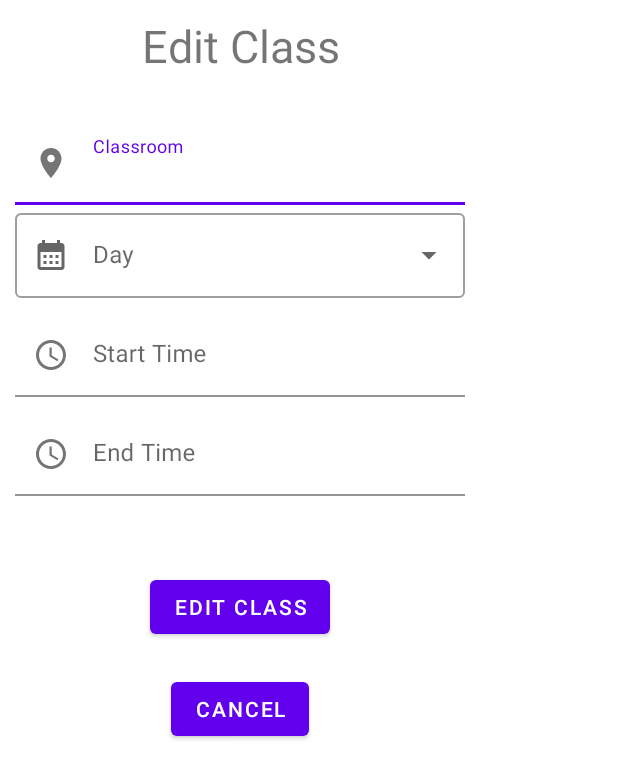
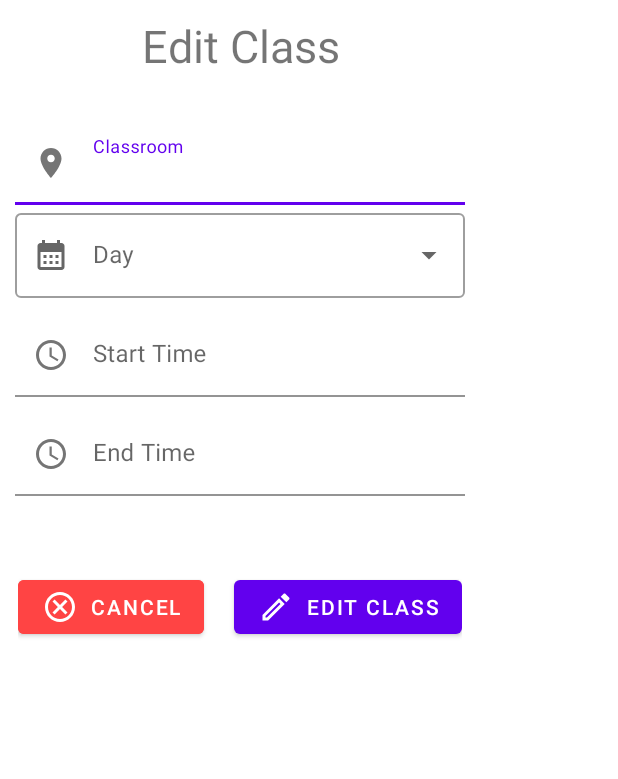
Before and after one commit to net0218game/ClassMate-HYPE, an Android app: the layout activity_dialog.xml on its own in the app's theme, with its tools: preview values and no code run, on a phone screen of 412 x 824 dp. Shown: the top 779 px of the screen. Run offline under Robolectric (Android 15) with nearby library versions, the phone set to English and light mode, and no system bars.

Commit message:
Edit Class

```diff
--- a/ClassMate/app/src/main/java/com/example/classmate/ui/timetablefragment/DailyTimetableFragment.java
+++ b/ClassMate/app/src/main/java/com/example/classmate/ui/timetablefragment/DailyTimetableFragment.java
@@ -96,7 +96,8 @@ public class DailyTimetableFragment extends Fragment {
                             ora.add(5, Objects.requireNonNull(classDataSnapshot.child("start").getValue()).toString());
                             ora.add(6, Objects.requireNonNull(classDataSnapshot.child("end").getValue()).toString());
                             ora.add(7, Objects.requireNonNull(snapshot.child("Subjects/" + user.getUid() + "/" + classDataSnapshot.child("subject").getValue()).child("color").getValue()).toString());
-                            ora.add(8, Objects.requireNonNull(snapshot.child("Classes/" + user.getUid())).toString());
+                            ora.add(8, Objects.requireNonNull(classDataSnapshot.child("subject").getRef().getParent().getKey()).toString());
+
 
                             Log.d("orarend", "Egyezes" + days[tabLayout.getSelectedTabPosition()] + ora);
                             orak.add(ora);
--- /dev/null
+++ b/ClassMate/app/src/main/res/drawable/outline_cancel_24.xml
@@ -0,0 +1,5 @@
+<vector android:height="24dp" android:tint="#000000"
+    android:viewportHeight="24" android:viewportWidth="24"
+    android:width="24dp" xmlns:android="http://schemas.android.com/apk/res/android">
+    <path android:fillColor="@android:color/white" android:pathData="M12,2C6.47,2 2,6.47 2,12s4.47,10 10,10 10,-4.47 10,-10S17.53,2 12,2zM12,20c-4.41,0 -8,-3.59 -8,-8s3.59,-8 8,-8 8,3.59 8,8 -3.59,8 -8,8zM15.59,7L12,10.59 8.41,7 7,8.41 10.59,12 7,15.59 8.41,17 12,13.41 15.59,17 17,15.59 13.41,12 17,8.41z"/>
+</vector>
--- /dev/null
+++ b/ClassMate/app/src/main/res/drawable/outline_edit_24.xml
@@ -0,0 +1,5 @@
+<vector android:height="24dp" android:tint="#000000"
+    android:viewportHeight="24" android:viewportWidth="24"
+    android:width="24dp" xmlns:android="http://schemas.android.com/apk/res/android">
+    <path android:fillColor="@android:color/white" android:pathData="M14.06,9.02l0.92,0.92L5.92,19L5,19v-0.92l9.06,-9.06M17.66,3c-0.25,0 -0.51,0.1 -0.7,0.29l-1.83,1.83 3.75,3.75 1.83,-1.83c0.39,-0.39 0.39,-1.02 0,-1.41l-2.34,-2.34c-0.2,-0.2 -0.45,-0.29 -0.71,-0.29zM14.06,6.19L3,17.25L3,21h3.75L17.81,9.94l-3.75,-3.75z"/>
+</vector>
--- a/ClassMate/app/src/main/res/layout/activity_add_class.xml
+++ b/ClassMate/app/src/main/res/layout/activity_add_class.xml
@@ -32,6 +32,7 @@
             android:layout_width="match_parent"
             android:layout_height="wrap_content"
             android:clickable="true"
+            android:editable="false"
             tools:ignore="KeyboardInaccessibleWidget" />
     </com.google.android.material.textfield.TextInputLayout>
 
@@ -64,6 +65,7 @@
             android:layout_width="match_parent"
             android:layout_height="wrap_content"
             android:clickable="true"
+            android:editable="false"
             tools:ignore="KeyboardInaccessibleWidget" />
     </com.google.android.material.textfield.TextInputLayout>
 
--- a/ClassMate/app/src/main/res/layout/activity_dialog.xml
+++ b/ClassMate/app/src/main/res/layout/activity_dialog.xml
@@ -48,6 +48,7 @@
             android:layout_width="match_parent"
             android:layout_height="wrap_content"
             android:clickable="true"
+            android:editable="false"
             tools:ignore="KeyboardInaccessibleWidget" />
     </com.google.android.material.textfield.TextInputLayout>
 
@@ -121,21 +122,6 @@
             android:text="8:40" />
     </LinearLayout>
 
-    <Button
-        android:id="@+id/editClassButton"
-        android:layout_width="wrap_content"
-        android:layout_height="wrap_content"
-        android:layout_marginTop="50dp"
-        android:layout_marginBottom="20dp"
-        android:text="Edit Class" />
-
-    <Button
-        android:id="@+id/cancelEditButton"
-        android:layout_width="wrap_content"
-        android:layout_height="wrap_content"
-        android:layout_marginBottom="20dp"
-        android:text="Cancel" />
-
     <ProgressBar
         android:id="@+id/addClassLoading"
         android:layout_width="wrap_content"
@@ -150,4 +136,36 @@
         app:layout_constraintTop_toTopOf="parent"
         app:layout_constraintVertical_bias="0.3" />
 
+    <LinearLayout
+        android:layout_width="wrap_content"
+        android:layout_height="wrap_content"
+        android:layout_marginTop="50dp"
+        android:orientation="horizontal">
+
+        <Button
+            android:id="@+id/cancelEditButton"
+            android:layout_width="wrap_content"
+            android:layout_height="wrap_content"
+            android:layout_gravity="start"
+            android:layout_marginBottom="20dp"
+            android:backgroundTint="@android:color/holo_red_light"
+            android:drawableLeft="@drawable/outline_cancel_24"
+            android:drawableTint="@color/white"
+            android:drawableTintMode="multiply"
+            android:text="Cancel" />
+
+        <Button
+            android:id="@+id/editClassButton"
+            android:layout_width="wrap_content"
+            android:layout_height="wrap_content"
+            android:layout_gravity="end"
+            android:layout_marginBottom="20dp"
+            android:drawableLeft="@drawable/outline_edit_24"
+            android:drawableTint="@color/white"
+            android:layout_marginLeft="20dp"
+            android:text="Edit Class" />
+
+
+    </LinearLayout>
+
 </LinearLayout>
```
Also changed, not shown: ClassMate/app/src/main/java/com/example/classmate/ui/dialog/EditClassDialog.java (+51 -4 lines), ClassMate/app/src/main/java/com/example/classmate/ui/timetablefragment/ClassAdapter.java (+10 -10 lines), ClassMate/app/src/main/res/layout/classitem.xml (+23 -5 lines).
